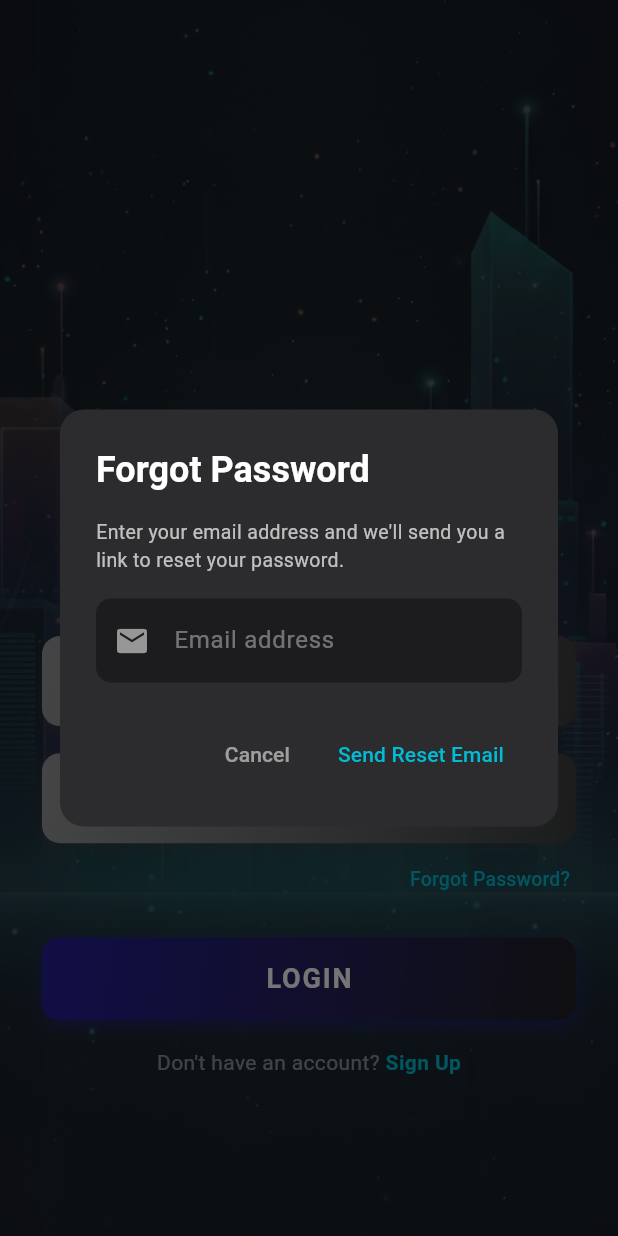
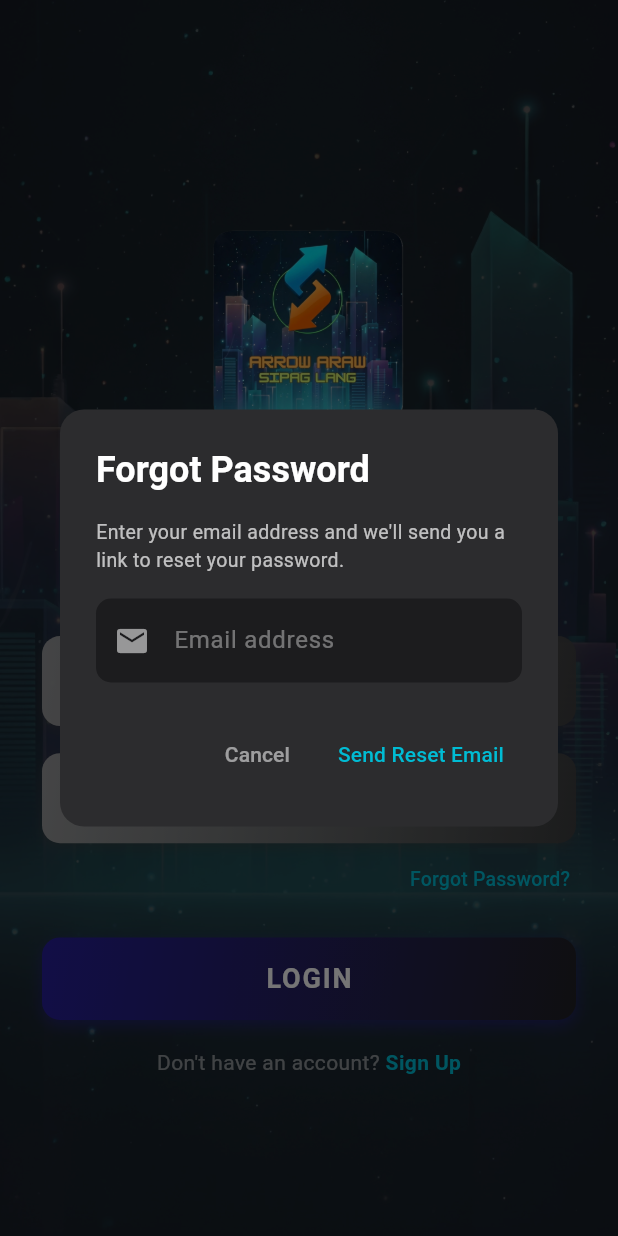
Before and after one commit to pidot-cat/Arrow_Araw_Sipag_Lang, a Flutter app: the screen it shows after launch, after a tap on "Forgot Password?", on a phone screen of 412 x 824 dp. Run offline on Flutter 3.47's test engine with Material 3 defaults, Android fonts, the light colour scheme and no system bars; our stand-ins replace audioplayers, shared_preferences, supabase_flutter; accounts and stored records are empty.

Commit message:
Initial upload for Arrow Araw Sipag Lang

```diff
--- a/lib/utils/constants.dart
+++ b/lib/utils/constants.dart
@@ -27,8 +27,8 @@ class AppConstants {
   static const String keyIsLoggedIn = 'is_logged_in';
 
   // Asset Paths — Images
-  static const String logoWithBg = 'assets/images/LOGO WITH BACKGROUND.png';
-  static const String logo = 'assets/images/logo.png';
+  static const String logoWithBg = 'assets/images/LOGO.png';
+  static const String logo = 'assets/images/MainLogo.png';
   static const String background = 'assets/images/background.png';
   static const String heartRed = 'assets/images/heart icon Red.png';
   static const String heartBlack = 'assets/images/heart icon Black.png';
```
Also changed, not shown: assets/images/LOGO WITH BACKGROUND.jpg (deleted), assets/images/LOGO.png (added), assets/images/logo.jpg (deleted), 14 other files.
